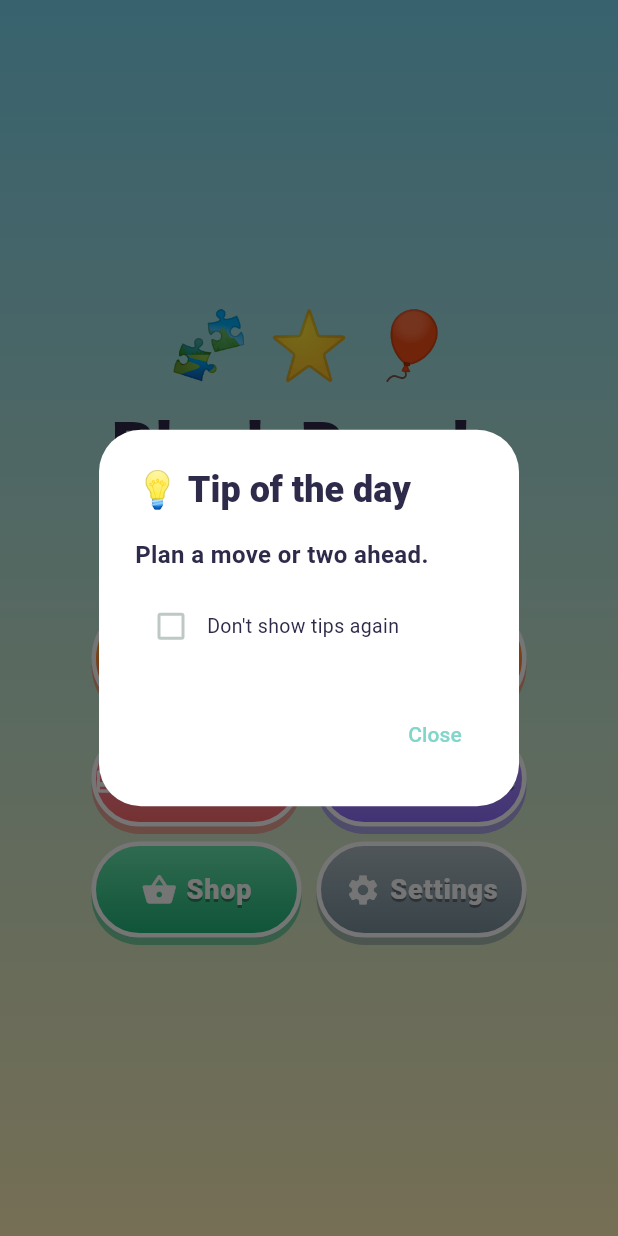
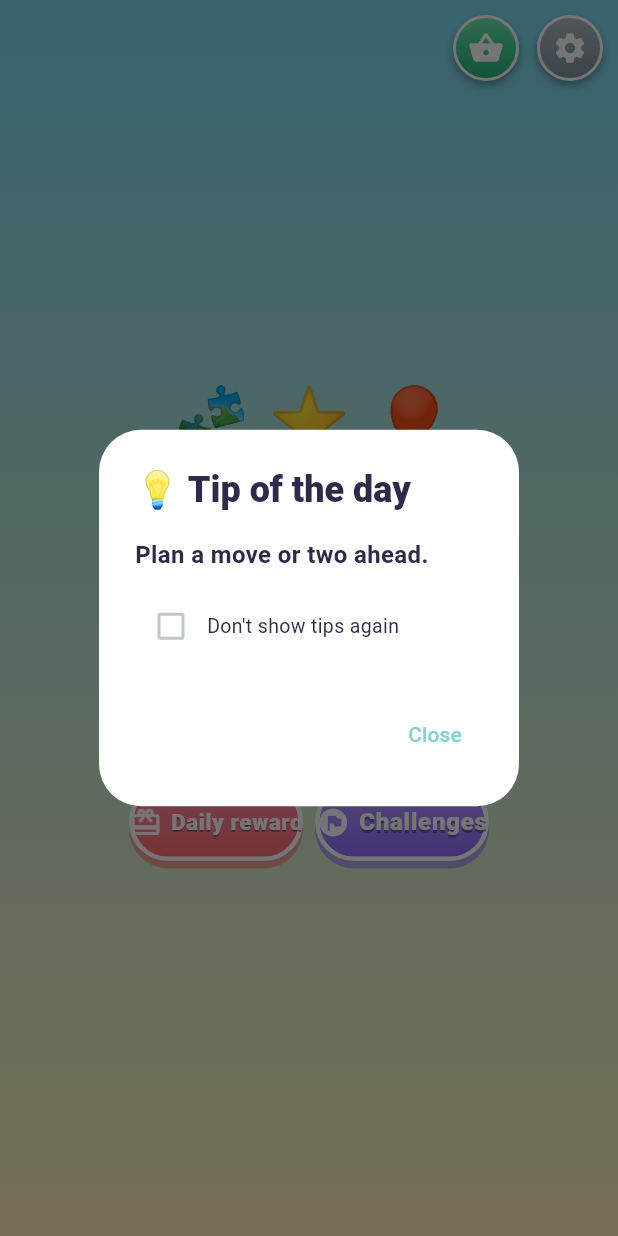
Before and after one commit to ya-spark/game-factory, a Flutter app: the screen it shows after launch, on a phone screen of 412 x 824 dp. Run offline on Flutter 3.47's test engine with Material 3 defaults, Android fonts, the phone set to English and light mode, and no system bars; our stand-ins replace audioplayers, flutter_local_notifications, flutter_timezone, google_mobile_ads, in_app_purchase, share_plus and 3 more; missing offline and left inert: flame, games_services.

Commit message:
Template: Home layout v2 (icon row, smaller buttons), shared game over panel centred (#87, #89)
Home: Shop, Settings and More games as 44 dp round icons top right; Play 240x60; Daily reward and Challenges side by side; MenuButton 240x52. Game over: the shared Blockfall panel, vertically centred, with an optional extra row. Spec and tests updated.

Co-Authored-By: Claude Sonnet 5.5 <noreply@anthropic.com>

```diff
--- a/template/flutter-game-template/lib/ui/home_screen.dart
+++ b/template/flutter-game-template/lib/ui/home_screen.dart
@@ -177,28 +177,6 @@ class _HomeScreenState extends State<HomeScreen> with WidgetsBindingObserver {
                                   onPressed: () =>
                                       _open(const ChallengesScreen()),
                                 ),
-                              MenuButton(
-                                compact: true,
-                                key: TestIds.homeShop,
-                                label: 'Shop',
-                                icon: Icons.shopping_basket,
-                                colors: const [
-                                  Color(0xFF6BEBB0),
-                                  Color(0xFF1FB57A),
-                                ],
-                                onPressed: () => _open(const ShopScreen()),
-                              ),
-                              MenuButton(
-                                compact: true,
-                                key: TestIds.homeSettings,
-                                label: 'Settings',
-                                icon: Icons.settings,
-                                colors: const [
-                                  Color(0xFFB0BEC5),
-                                  Color(0xFF78909C),
-                                ],
-                                onPressed: () => _open(const SettingsScreen()),
-                              ),
                             ],
                           ),
                         ],
@@ -208,15 +186,38 @@ class _HomeScreenState extends State<HomeScreen> with WidgetsBindingObserver {
                 },
               ),
             ),
-            if (s.config.visibleMoreGames.isNotEmpty)
             SafeArea(
               child: Align(
                 alignment: Alignment.topRight,
                 child: Padding(
-                    padding: const EdgeInsets.all(4),
-                    child: MoreGamesIconButton(
+                  padding: const EdgeInsets.only(top: 8, right: 8),
+                  child: Row(
+                    mainAxisSize: MainAxisSize.min,
+                    spacing: 8,
+                    children: [
+                      if (s.config.visibleMoreGames.isNotEmpty)
+                        HomeIconButton(
                           key: TestIds.homeMoreGames,
+                          icon: Icons.apps,
+                          label: 'More games',
+                          colors: const [Color(0xFF7AD7F0), Color(0xFF3FA7FF)],
                           onPressed: () => openMoreGames(context),
+                        ),
+                      HomeIconButton(
+                        key: TestIds.homeShop,
+                        icon: Icons.shopping_basket,
+                        label: 'Shop',
+                        colors: const [Color(0xFF6BEBB0), Color(0xFF1FB57A)],
+                        onPressed: () => _open(const ShopScreen()),
+                      ),
+                      HomeIconButton(
+                        key: TestIds.homeSettings,
+                        icon: Icons.settings,
+                        label: 'Settings',
+                        colors: const [Color(0xFFB0BEC5), Color(0xFF78909C)],
+                        onPressed: () => _open(const SettingsScreen()),
+                      ),
+                    ],
                   ),
                 ),
               ),
--- a/template/flutter-game-template/lib/ui/widgets.dart
+++ b/template/flutter-game-template/lib/ui/widgets.dart
@@ -92,7 +92,7 @@ class MenuButton extends StatelessWidget {
   final bool badge;
   final bool primary;
 
-  /// Half-width variant for the Home 2 x 2 grid: fills the width it is given (64 dp tall),
+  /// Half-width variant for the Home Daily reward / Challenges row: fills the width it is given (52 dp tall),
   /// with a smaller icon and label.
   final bool compact;
 
@@ -106,9 +106,9 @@ class MenuButton extends StatelessWidget {
         (primary
             ? const [Color(0xFFFFB02E), Color(0xFFFF6B3D)]
             : const [Color(0xFF5AB8FF), Color(0xFF3F7BFF)]);
-    final height = primary ? 76.0 : 64.0;
+    final height = primary ? 60.0 : 52.0;
     return SizedBox(
-      width: compact ? null : 290,
+      width: compact ? null : 240,
       height: height,
       child: _BadgeDot(
         show: badge,
@@ -143,7 +143,7 @@ class MenuButton extends StatelessWidget {
                   Icon(
                     icon,
                     color: Colors.white,
-                    size: primary ? 36 : (compact ? 24 : 30),
+                    size: primary ? 30 : (compact ? 22 : 24),
                   ),
                   SizedBox(width: compact ? 6 : 10),
                   Flexible(
@@ -153,7 +153,7 @@ class MenuButton extends StatelessWidget {
                         label,
                         style: TextStyle(
                           color: Colors.white,
-                          fontSize: primary ? 28 : (compact ? 18 : 22),
+                          fontSize: primary ? 24 : (compact ? 16 : 20),
                           fontWeight: FontWeight.w900,
                           letterSpacing: 0.5,
                           shadows: const [
@@ -236,7 +236,7 @@ class _BadgeDot extends StatelessWidget {
   );
 }
 
-/// The Home secondary buttons in rows of two, 10 dp apart, as wide as the Play button (290 dp).
+/// The Home secondary buttons in rows of two, 8 dp apart, as wide as the Play button (240 dp).
 /// A lone last button spans the row, so hidden buttons leave no gap.
 class HomeGrid extends StatelessWidget {
   const HomeGrid({super.key, required this.children});
@@ -248,15 +248,69 @@ class HomeGrid extends StatelessWidget {
     for (var i = 0; i < children.length; i += 2) {
       rows.add(
         Row(
-          spacing: 10,
+          spacing: 8,
           children: [
             for (final c in children.skip(i).take(2)) Expanded(child: c),
           ],
         ),
       );
     }
-    return SizedBox(width: 290, child: Column(spacing: 10, children: rows));
+    return SizedBox(width: 240, child: Column(spacing: 8, children: rows));
   }
+}
+
+/// Small round Home icon (Shop, Settings, More games): 44 dp gradient circle with a 2 dp white
+/// border and a white 24 dp icon, 48 dp tap target. The key sits on the 48 dp target.
+class HomeIconButton extends StatelessWidget {
+  const HomeIconButton({
+    super.key,
+    required this.icon,
+    required this.label,
+    required this.colors,
+    required this.onPressed,
+  });
+  final IconData icon;
+  final String label;
+  final List<Color> colors;
+  final VoidCallback onPressed;
+
+  @override
+  Widget build(BuildContext context) => Semantics(
+    label: label,
+    button: true,
+    excludeSemantics: true,
+    child: GestureDetector(
+      behavior: HitTestBehavior.opaque,
+      onTap: onPressed,
+      child: SizedBox(
+        width: 48,
+        height: 48,
+        child: Center(
+          child: Container(
+            width: 44,
+            height: 44,
+            decoration: BoxDecoration(
+              shape: BoxShape.circle,
+              gradient: LinearGradient(
+                begin: Alignment.topCenter,
+                end: Alignment.bottomCenter,
+                colors: colors,
+              ),
+              border: Border.all(color: Colors.white, width: 2),
+              boxShadow: const [
+                BoxShadow(
+                  color: Color(0x55000000),
+                  blurRadius: 4,
+                  offset: Offset(0, 3),
+                ),
+              ],
+            ),
+            child: Icon(icon, color: Colors.white, size: 24),
+          ),
+        ),
+      ),
+    ),
+  );
 }
 
 /// White rounded card that groups a row on the colorful menu screens.
```
Also changed, not shown: template/flutter-game-template/lib/ui/game_over_panel.dart (+215 -193 lines), template/flutter-game-template/lib/ui/game_screen.dart (+49 -29 lines), template/flutter-game-template/lib/ui/more_games_screen.dart (+0 -34 lines), 4 other files. Lines whose indentation alone changed are shown as unchanged.
